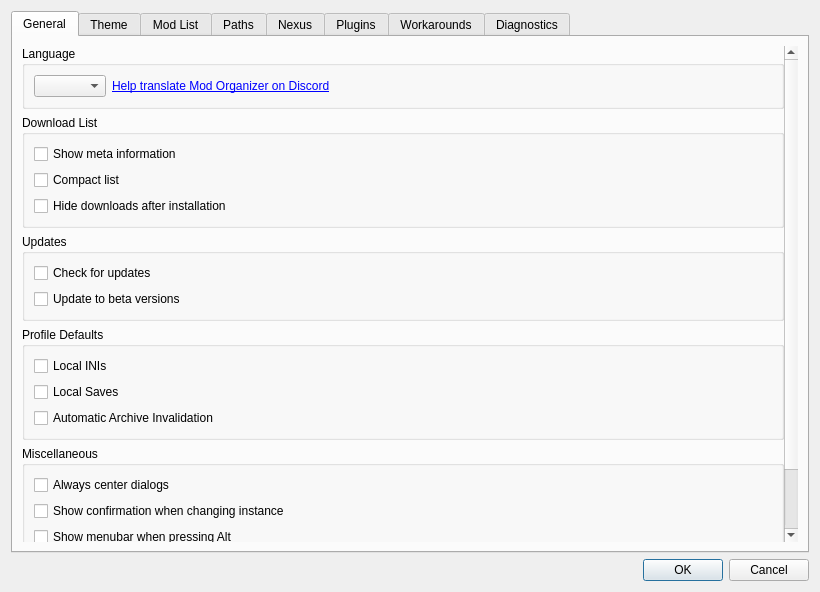
Above: src/settingsdialog.ui from Ungeziefi/ML-ModOrganizer2 before the change. Below: the same form after it.
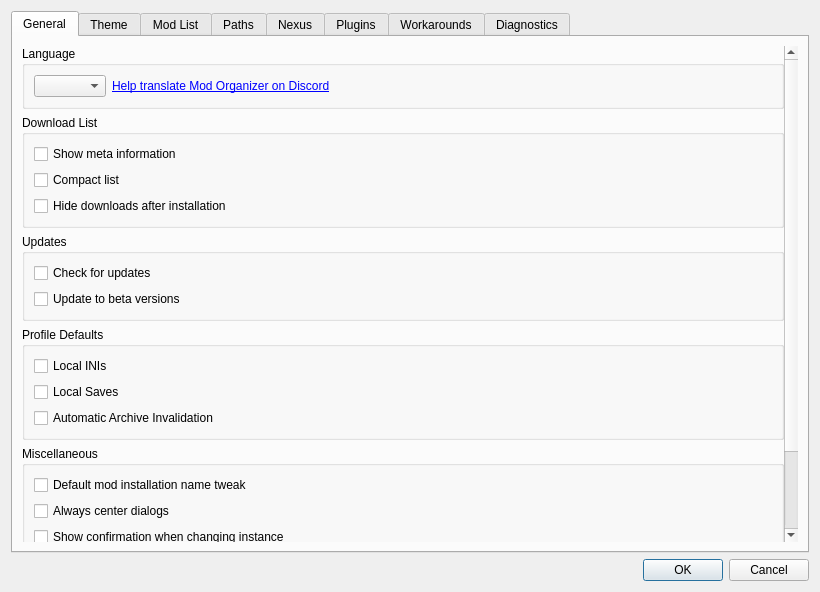
That is the form after the change. Icons and pictures are not drawn. Custom widgets are drawn as their Qt base class.

The edit to the form file:
```diff
--- a/src/settingsdialog.ui
+++ b/src/settingsdialog.ui
@@ -256,6 +256,19 @@
               <property name="bottomMargin">
                <number>9</number>
               </property>
+               <item>
+                 <widget class="QCheckBox" name="modInstallationNameTweak">
+                   <property name="toolTip">
+                     <string>Tweaks to make the mod installation name defaulting to the filename in the modpage.</string>
+                   </property>
+                   <property name="whatsThis">
+                     <string>Tweaks to make the mod installation name defaulting to the filename in the modpage.</string>
+                   </property>
+                   <property name="text">
+                     <string>Default mod installation name tweak</string>
+                   </property>
+                 </widget>
+               </item>
               <item>
                <widget class="QCheckBox" name="centerDialogs">
                 <property name="toolTip">
```
